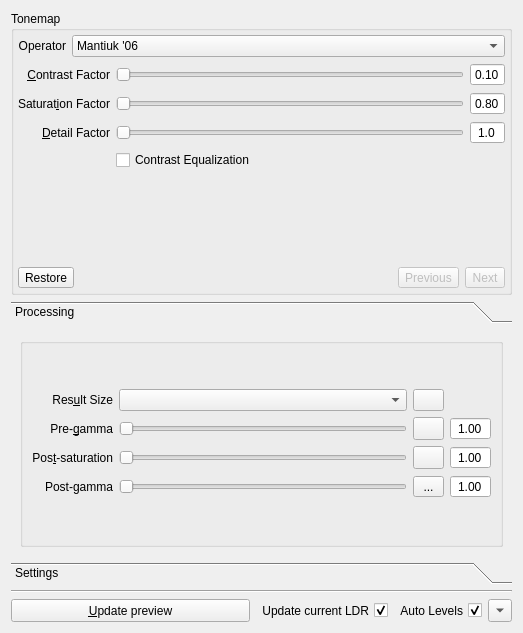
Above: src/TonemappingPanel/TonemappingPanel.ui from LuminanceHDR/LuminanceHDR before the change. Below: the same form after it.
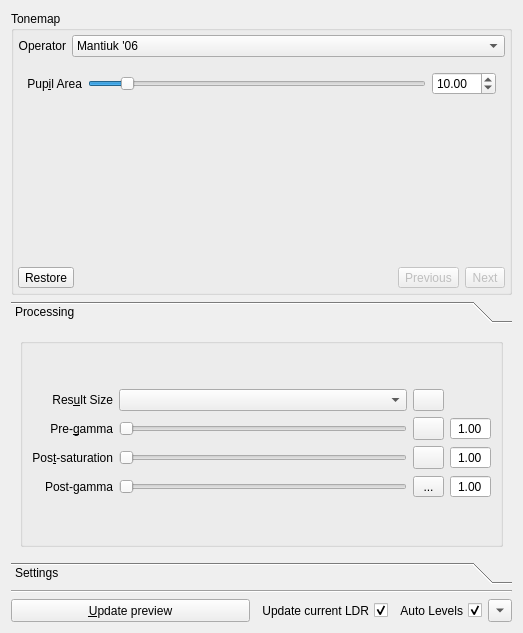
That is the form after the change. The open tabs and pages were chosen to show the change. Icons and pictures are not drawn.

```diff
--- a/src/TonemappingPanel/TonemappingPanel.ui
+++ b/src/TonemappingPanel/TonemappingPanel.ui
@@ -3361,6 +3361,90 @@
           </item>
          </layout>
         </widget>
+        <widget class="QWidget" name="page_vanhateren">
+         <layout class="QGridLayout" name="gridLayout_34">
+          <item row="0" column="0">
+           <layout class="QGridLayout" name="gridLayout_33">
+            <item row="0" column="2">
+             <widget class="QDoubleSpinBox" name="pupil_areaDsb">
+              <property name="decimals">
+               <number>2</number>
+              </property>
+              <property name="minimum">
+               <double>0.000000000000000</double>
+              </property>
+              <property name="maximum">
+               <double>100.000000000000000</double>
+              </property>
+              <property name="singleStep">
+               <double>0.100000000000000</double>
+              </property>
+              <property name="value">
+               <double>10.000000000000000</double>
+              </property>
+             </widget>
+            </item>
+            <item row="0" column="0">
+             <widget class="QLabel" name="pupil_area_label">
+              <property name="sizePolicy">
+               <sizepolicy hsizetype="Minimum" vsizetype="Minimum">
+                <horstretch>0</horstretch>
+                <verstretch>0</verstretch>
+               </sizepolicy>
+              </property>
+              <property name="text">
+               <string>Pup&amp;il Area</string>
+              </property>
+              <property name="alignment">
+               <set>Qt::AlignRight|Qt::AlignTrailing|Qt::AlignVCenter</set>
+              </property>
+              <property name="buddy">
+               <cstring>rhoSlider</cstring>
+              </property>
+             </widget>
+            </item>
+            <item row="0" column="1">
+             <widget class="QSlider" name="pupil_areaSlider">
+              <property name="sizePolicy">
+               <sizepolicy hsizetype="MinimumExpanding" vsizetype="Minimum">
+                <horstretch>0</horstretch>
+                <verstretch>0</verstretch>
+               </sizepolicy>
+              </property>
+              <property name="minimum">
+               <number>0</number>
+              </property>
+              <property name="maximum">
+               <number>100</number>
+              </property>
+              <property name="value">
+               <number>10</number>
+              </property>
+              <property name="orientation">
+               <enum>Qt::Horizontal</enum>
+              </property>
+             </widget>
+            </item>
+            <item row="1" column="1">
+             <spacer name="verticalSpacer_16">
+              <property name="orientation">
+               <enum>Qt::Vertical</enum>
+              </property>
+              <property name="sizeType">
+               <enum>QSizePolicy::MinimumExpanding</enum>
+              </property>
+              <property name="sizeHint" stdset="0">
+               <size>
+                <width>312</width>
+                <height>13</height>
+               </size>
+              </property>
+             </spacer>
+            </item>
+           </layout>
+          </item>
+         </layout>
+        </widget>
        </widget>
       </item>
       <item>
```
Left out of the diff: 9 changed lines with no effect on the pictures.
